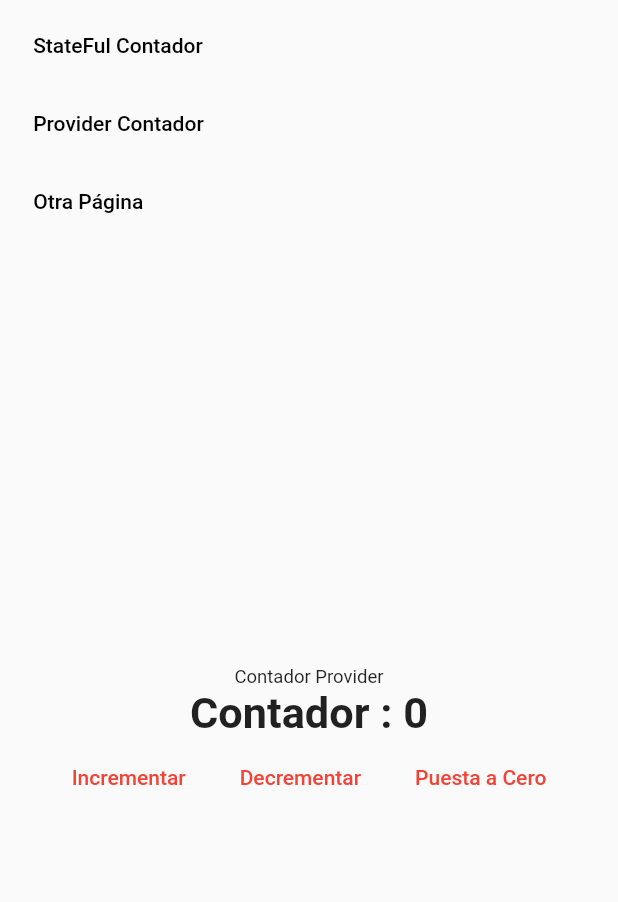
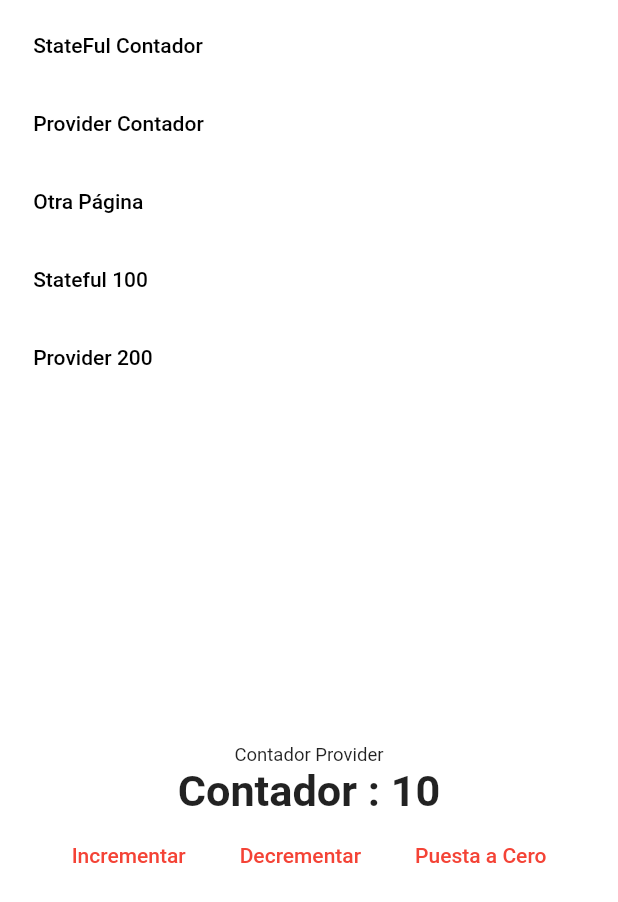
Before and after one commit to Facundo14/app_flutter_web, a Flutter app: the screen it shows after launch, after a tap on "Provider Contador", on a phone screen of 412 x 824 dp. Shown: the top 902 px of the screen. Run offline on Flutter 3.47's test engine with Material 2 defaults, Android fonts, the phone set to English and light mode, and no system bars; our stand-ins replace fluro, get_it.

Commit message:
Fin Seccion 4 Curso Flutter Web implementando Fluro Router

```diff
--- a/lib/main.dart
+++ b/lib/main.dart
@@ -1,11 +1,12 @@
 import 'package:app_bases/locator.dart';
-import 'package:app_bases/services/navigation_service.dart';
+import 'package:app_bases/router/router.dart';
 import 'package:app_bases/ui/layout/main_layout_page.dart';
 import 'package:flutter/material.dart';
-import 'package:app_bases/router/route_generator.dart';
+import 'package:app_bases/services/navigation_service.dart';
 
 void main() {
   setupLocator();
+  Flurorouter.configureRoutes();
   runApp(const MyApp());
 }
 
@@ -17,12 +18,14 @@ class MyApp extends StatelessWidget {
     return MaterialApp(
       debugShowCheckedModeBanner: false,
       title: 'RutasApp',
-      initialRoute: '/stateful',
-      onGenerateRoute: RouteGenerator.generateRoute,
+      initialRoute: '/',
+      //onGenerateRoute: RouteGenerator.generateRoute,
+      onGenerateRoute: Flurorouter.router.generator,
       navigatorKey: locator<NavigationService>().navigationKey,
       builder: (_, child) => MainLayoutPage(
         child: child ?? Container(),
       ),
+      theme: ThemeData.light().copyWith(scaffoldBackgroundColor: Colors.white),
     );
   }
 }
--- a/lib/provider/counter.dart
+++ b/lib/provider/counter.dart
@@ -2,6 +2,9 @@ import 'package:flutter/material.dart';
 
 class CounterProvider with ChangeNotifier {
   int _counter = 0;
+  CounterProvider(String base) {
+    if (int.tryParse(base) != null) _counter = int.parse(base);
+  }
 
   int get counter => _counter;
 
--- a/lib/router/route_generator.dart
+++ b/lib/router/route_generator.dart
@@ -11,11 +11,11 @@ class RouteGenerator {
   static Route<dynamic> generateRoute(RouteSettings settings) {
     switch (settings.name) {
       case '/stateful':
-        return _fadeRoute(CounterView(), '/stateful');
+        return _fadeRoute(const CounterView(base: '5'), '/stateful');
       case '/provider':
-        return _fadeRoute(CounterProviderView(), '/provider');
+        return _fadeRoute(const CounterProviderView(base: '5'), '/provider');
       default:
-        return _fadeRoute(View404(), '/404');
+        return _fadeRoute(const View404(), '/404');
     }
   }
 
--- /dev/null
+++ b/lib/router/route_handlers.dart
@@ -0,0 +1,33 @@
+import 'package:flutter/material.dart';
+
+import 'package:fluro/fluro.dart';
+
+import 'package:app_bases/ui/views/counter_provider_view.dart';
+import 'package:app_bases/ui/views/counter_view.dart';
+import 'package:app_bases/ui/views/view_404.dart';
+
+final counterHandler = Handler(
+  handlerFunc: (context, params) => const Center(
+    child: CircularProgressIndicator(),
+  ),
+);
+
+final statefulHandler = Handler(
+  handlerFunc: (context, params) {
+    return CounterView(
+      base: params['base']?.first ?? '5',
+    );
+  },
+);
+
+final providerHandler = Handler(handlerFunc: (context, params) {
+  return CounterProviderView(base: params['q']?.first ?? '10');
+});
+
+final dashboardUserHandler = Handler(handlerFunc: (context, params) {
+  return const View404();
+});
+
+final pageNotFound = Handler(
+  handlerFunc: (context, params) => const View404(),
+);
--- /dev/null
+++ b/lib/router/router.dart
@@ -0,0 +1,25 @@
+import 'package:fluro/fluro.dart';
+import 'package:app_bases/router/route_handlers.dart';
+
+class Flurorouter {
+  static final FluroRouter router = FluroRouter();
+
+  static void configureRoutes() {
+    router.define('/', handler: counterHandler, transitionType: TransitionType.fadeIn);
+
+    //Stateful Routes
+    router.define('/stateful', handler: statefulHandler, transitionType: TransitionType.fadeIn);
+    router.define('/stateful/:base', handler: statefulHandler, transitionType: TransitionType.fadeIn);
+
+    //Provider Routes
+    router.define('/provider', handler: providerHandler, transitionType: TransitionType.fadeIn);
+    router.define(
+      '/dashboard/users/:userid/:roleid',
+      handler: dashboardUserHandler,
+      transitionType: TransitionType.fadeIn,
+    );
+
+    //404
+    router.notFoundHandler = pageNotFound;
+  }
+}
--- a/lib/ui/layout/main_layout_page.dart
+++ b/lib/ui/layout/main_layout_page.dart
@@ -11,10 +11,10 @@ class MainLayoutPage extends StatelessWidget {
       body: Center(
         child: Column(
           children: [
-            CustomAppMenu(),
-            Spacer(),
+            const CustomAppMenu(),
+            const Spacer(),
             Expanded(child: child),
-            Spacer(),
+            const Spacer(),
           ],
         ),
       ),
--- a/lib/ui/pages/counter_page.dart
+++ b/lib/ui/pages/counter_page.dart
@@ -18,8 +18,8 @@ class _CounterPageState extends State<CounterPage> {
       body: Column(
         mainAxisAlignment: MainAxisAlignment.center,
         children: [
-          CustomAppMenu(),
-          Spacer(),
+          const CustomAppMenu(),
+          const Spacer(),
           Text(
             'Contador Stateful',
             style: TextStyle(fontSize: size.width * 0.03),
@@ -63,7 +63,7 @@ class _CounterPageState extends State<CounterPage> {
               ),
             ],
           ),
-          Spacer(),
+          const Spacer(),
         ],
       ),
     );
--- a/lib/ui/shared/custom_app_menu.dart
+++ b/lib/ui/shared/custom_app_menu.dart
@@ -40,6 +40,18 @@ class _TabletDesktopMenu extends StatelessWidget {
             text: 'Otra Página',
             onPress: () => locator<NavigationService>().navigateTo('/123456456'),
             color: Colors.black,
+          ),
+          SizedBox(width: size.width * 0.01),
+          CustomFlatButton(
+            text: 'Stateful 100',
+            onPress: () => locator<NavigationService>().navigateTo('/stateful/100'),
+            color: Colors.black,
+          ),
+          SizedBox(width: size.width * 0.01),
+          CustomFlatButton(
+            text: 'Provider 200',
+            onPress: () => locator<NavigationService>().navigateTo('/provider?q=200'),
+            color: Colors.black,
           )
         ],
       ),
@@ -74,6 +86,18 @@ class _MobileMenu extends StatelessWidget {
             text: 'Otra Página',
             onPress: () => locator<NavigationService>().navigateTo('/123456456'),
             color: Colors.black,
+          ),
+          SizedBox(width: size.width * 0.01),
+          CustomFlatButton(
+            text: 'Stateful 100',
+            onPress: () => locator<NavigationService>().navigateTo('/stateful/100'),
+            color: Colors.black,
+          ),
+          SizedBox(width: size.width * 0.01),
+          CustomFlatButton(
+            text: 'Provider 200',
+            onPress: () => locator<NavigationService>().navigateTo('/provider?q=200'),
+            color: Colors.black,
           )
         ],
       ),
--- a/lib/ui/views/counter_provider_view.dart
+++ b/lib/ui/views/counter_provider_view.dart
@@ -5,13 +5,14 @@ import 'package:app_bases/provider/counter.dart';
 import 'package:app_bases/ui/shared/custom_flat_button.dart';
 
 class CounterProviderView extends StatelessWidget {
-  const CounterProviderView({Key? key}) : super(key: key);
+  final String base;
+  const CounterProviderView({Key? key, required this.base}) : super(key: key);
 
   @override
   Widget build(BuildContext context) {
     return ChangeNotifierProvider(
-      create: (_) => CounterProvider(),
-      child: _CounterProviderPageBody(),
+      create: (_) => CounterProvider(base),
+      child: const _CounterProviderPageBody(),
     );
   }
 }
--- a/lib/ui/views/view_404.dart
+++ b/lib/ui/views/view_404.dart
@@ -7,15 +7,19 @@ class View404 extends StatelessWidget {
   @override
   Widget build(BuildContext context) {
     final Size size = MediaQuery.of(context).size;
-    return Center(
+    return Container(
+      color: Colors.white,
+      child: Center(
         child: Column(
           mainAxisAlignment: MainAxisAlignment.center,
           children: [
             Text('404', style: TextStyle(fontSize: size.width * 0.06, fontWeight: FontWeight.bold)),
+            SizedBox(height: size.height * 0.02),
             Text('No se encontró la página', style: TextStyle(fontSize: size.width * 0.04, fontWeight: FontWeight.bold)),
             CustomFlatButton(text: 'Regresar', onPress: () => Navigator.pushReplacementNamed(context, '/stateful')),
           ],
         ),
+      ),
     );
   }
 }
--- a/pubspec.yaml
+++ b/pubspec.yaml
@@ -28,6 +28,7 @@ environment:
 # versions available, run `flutter pub outdated`.
 dependencies:
   cupertino_icons: ^1.0.2
+  fluro: ^2.0.3
   flutter:
     sdk: flutter
   get_it: ^7.2.0
```
Also changed, not shown: lib/ui/pages/counter_provider_page.dart (+5 -5 lines), lib/ui/views/counter_view.dart (+10 -1 lines), pubspec.lock. Lines whose indentation alone changed are shown as unchanged.
